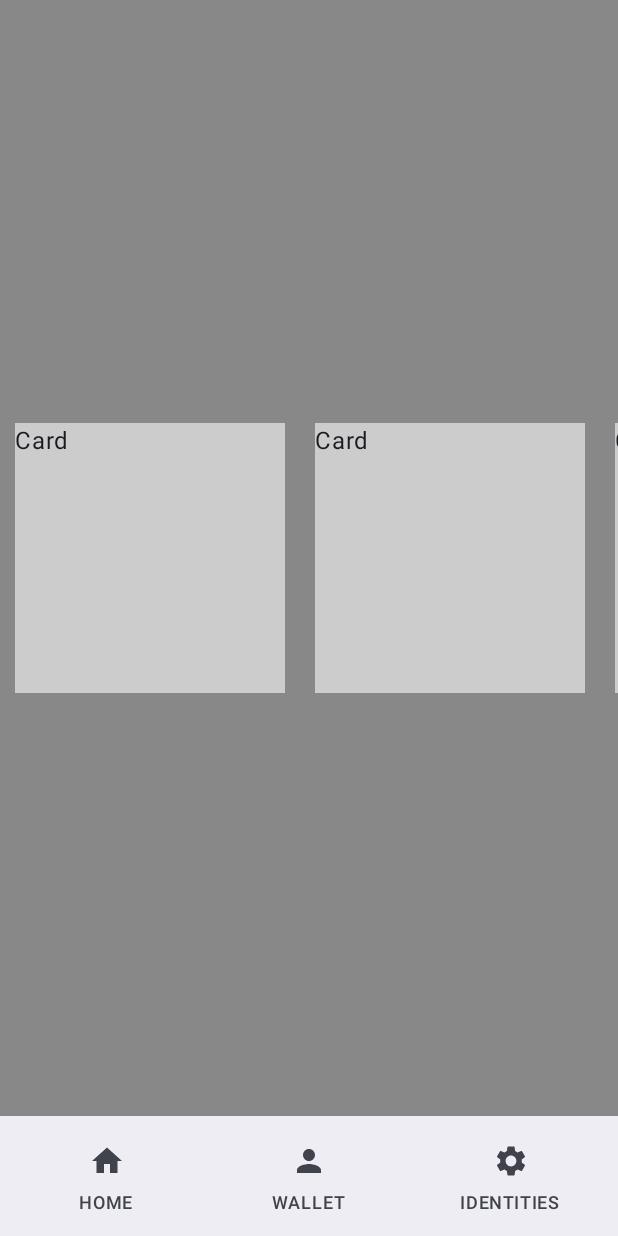
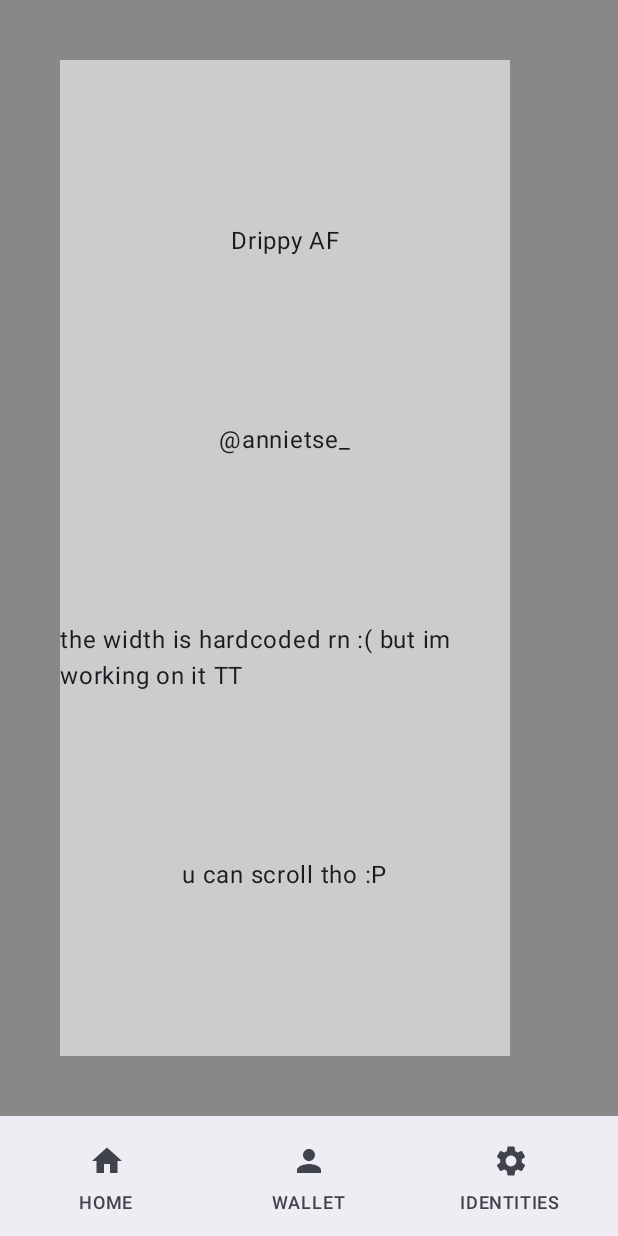
Before and after one commit to Neptyune/nfc-business-card, an Android app built with Jetpack Compose: the main_app_graph screen opened through its navigation route, on a phone screen of 412 x 824 dp. Run offline under Robolectric (Android 15) with nearby library versions, the phone set to English and light mode, and no system bars.

Commit message:
uniform card content

```diff
--- a/app/src/main/java/com/example/personalconnect/screens/main_app/HomeScreen.kt
+++ b/app/src/main/java/com/example/personalconnect/screens/main_app/HomeScreen.kt
@@ -1,5 +1,7 @@
 import androidx.compose.foundation.background
+import androidx.compose.foundation.layout.Arrangement
 import androidx.compose.foundation.layout.Box
+import androidx.compose.foundation.layout.Column
 import androidx.compose.foundation.layout.fillMaxSize
 import androidx.compose.foundation.layout.height
 import androidx.compose.foundation.layout.padding
@@ -10,6 +12,7 @@ import androidx.compose.runtime.Composable
 import androidx.compose.ui.Alignment
 import androidx.compose.ui.Modifier
 import androidx.compose.ui.graphics.Color
+import androidx.compose.ui.modifier.modifierLocalConsumer
 import androidx.compose.ui.unit.dp
 
 @Composable
@@ -25,7 +28,7 @@ fun HomeScreen(){
         //add cards
         items (3) {i ->
             Card(
-                content = "Card"
+                content = "Drippy AF"
             )
 
         }
@@ -38,13 +41,24 @@ fun Card(
 ) {
     Box(
         modifier = Modifier
-            .height(200.dp)
-            .width(200.dp)
-            .padding(10.dp)
+            .padding(40.dp)
             .fillMaxSize()
+            .width(300.dp)
             .background(Color.LightGray)
 
     ) {
-        Text(content)
+        Column (
+             modifier = Modifier
+                 .fillMaxSize(),
+            horizontalAlignment = Alignment.CenterHorizontally,
+            verticalArrangement = Arrangement.SpaceEvenly
+        )
+        {
+            Text(text = content)
+            Text("@annietse_")
+            Text("the width is hardcoded rn :( but im working on it TT")
+            Text("u can scroll tho :P")
+        }
+
     }
 }
```
